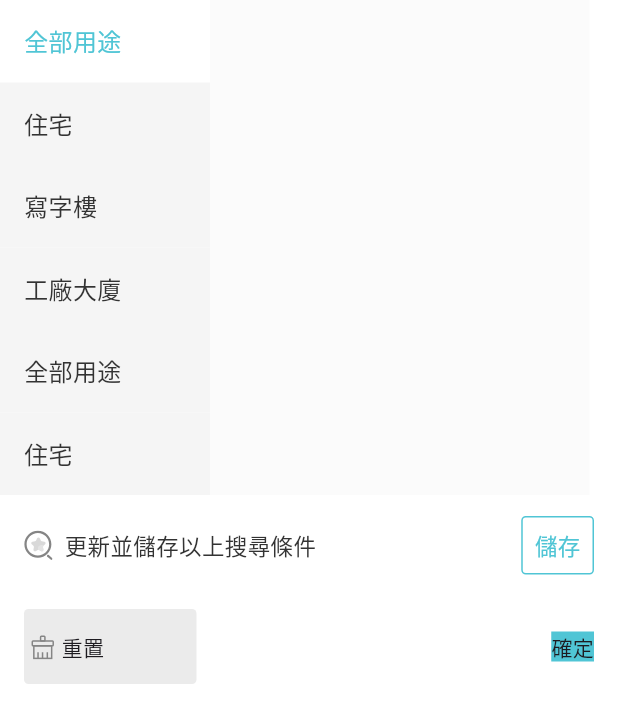
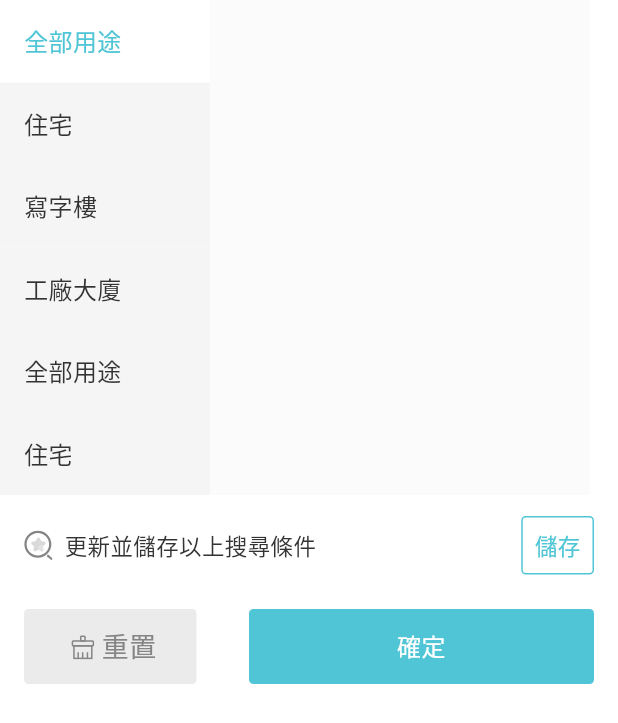
Before and after one commit to datapkt-dev/nova852, a Flutter app: the FunctionWidget2 widget shown alone on an empty page, opened directly, on a phone screen of 412 x 824 dp. Shown: the top 723 px of the screen. Run offline on Flutter 3.47's test engine with Material 3 defaults, Android fonts, the phone set to English and light mode, and no system bars; our stand-ins replace card_swiper, flutter_svg; network calls fail; Roboto replaces fonts that are missing (PingFang TC).

Commit message:
[edit] function-filter

```diff
--- a/lib/pages/index/components/function.dart
+++ b/lib/pages/index/components/function.dart
@@ -206,17 +206,41 @@ class _FunctionWidgetState extends State<FunctionWidget2> {
                         color: Color(0xFFEBEBEB),
                         shape: RoundedRectangleBorder(borderRadius: BorderRadius.circular(3)),
                       ),
-                      alignment: Alignment.center,
                       child: Row(
+                        mainAxisAlignment: MainAxisAlignment.center,
+                        mainAxisSize: MainAxisSize.max,
                         children: [
                           SvgPicture.asset('assets/icons/reset.svg'),
-                          Text('重置'),
+                          Text(
+                            '重置',
+                            style: TextStyle(
+                              color: Color(0xFF858585),
+                              fontSize: 18,
+                              fontFamily: 'PingFang TC',
+                              fontWeight: FontWeight.w400,
+                            ),
+                          )
                         ],
                       ),
                     ),
                     Container(
-                      color: Color(0xFF50C5D5),
-                      child: Text('確定'),
+                      width: 230,
+                      height: 50,
+                      decoration: ShapeDecoration(
+                        color: Color(0xFF50C5D5),
+                        shape: RoundedRectangleBorder(borderRadius: BorderRadius.circular(3)),
+                      ),
+                      alignment: Alignment.center,
+                      child: Text(
+                        '確定',
+                        textAlign: TextAlign.right,
+                        style: TextStyle(
+                          color: Colors.white,
+                          fontSize: 16,
+                          fontFamily: 'PingFang TC',
+                          fontWeight: FontWeight.w400,
+                        ),
+                      ),
                     ),
                   ],
                 )
--- a/lib/pages/index/index_page.dart
+++ b/lib/pages/index/index_page.dart
@@ -2,7 +2,7 @@ import 'package:card_swiper/card_swiper.dart';
 import 'package:flutter/material.dart';
 import 'package:nova852/lab/p1.dart';
 
-import '../../buying_page.dart';
+import 'buying_page.dart';
 import '../../components/bottombar.dart';
 import '../../components/button_s.dart';
 import '../../components/featured_items.dart';
```
Also changed, not shown: lib/lab/components/price.dart (+51 -0 lines), lib/pages/index/components/area.dart (+43 -2 lines), lib/pages/index/buying_page.dart (renamed from lib/buying_page.dart), lib/pages/index/mortgage_page.dart (renamed from lib/mortgage_page.dart).
